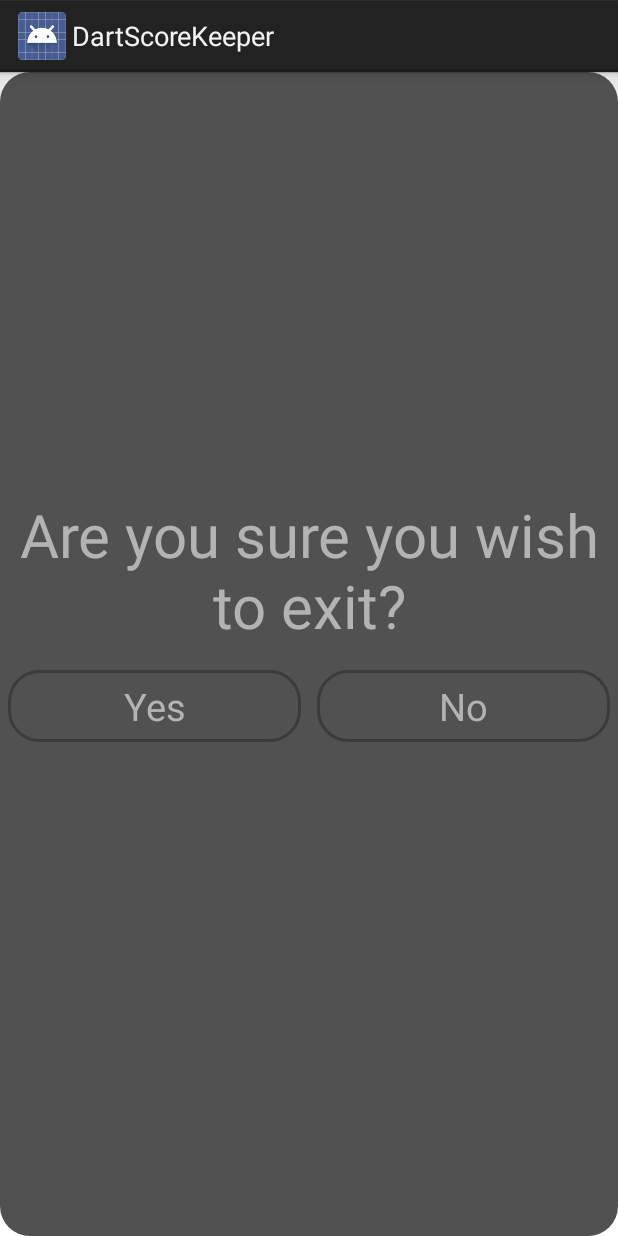
After one commit to aProperFox/DartScoreKeeper, an Android app: the layout dialog_exit.xml on its own in the app's theme, with its tools: preview values and no code run, on a phone screen of 412 x 824 dp. The commit adds this screen. Run offline under Robolectric (Android 15) with nearby library versions, the phone set to English and light mode, and no system bars.

Commit message:
-Add AutoComplete -confirm exit game -Change symbols for win states -Add haptic feedback

```diff
--- a/app/build.gradle
+++ b/app/build.gradle
@@ -8,8 +8,8 @@ android {
         applicationId "games.ride.car.dartscorekeeper"
         minSdkVersion 16
         targetSdkVersion 20
-        versionCode 4
-        versionName "1.3"
+        versionCode 5
+        versionName "1.4"
     }
     buildTypes {
         release {
--- a/app/src/main/AndroidManifest.xml
+++ b/app/src/main/AndroidManifest.xml
@@ -1,6 +1,7 @@
 <?xml version="1.0" encoding="utf-8"?>
 <manifest xmlns:android="http://schemas.android.com/apk/res/android"
     package="games.ride.car.dartscorekeeper" >
+    <uses-permission android:name="android.permission.VIBRATE"/>
 
     <application
         android:allowBackup="true"
--- /dev/null
+++ b/app/src/main/res/drawable/rounded_button.xml
@@ -0,0 +1,9 @@
+<?xml version="1.0" encoding="UTF-8"?>
+
+<shape android:shape="rectangle" xmlns:android="http://schemas.android.com/apk/res/android">
+
+    <stroke android:color="#3b3b3b" android:width="2dp" />
+
+    <corners android:radius="20dp"/>
+
+</shape>
--- /dev/null
+++ b/app/src/main/res/drawable/rounded_dialog.xml
@@ -0,0 +1,9 @@
+<?xml version="1.0" encoding="UTF-8"?>
+
+<shape android:shape="rectangle" xmlns:android="http://schemas.android.com/apk/res/android">
+
+    <solid android:color="#515151"/>
+
+    <corners android:radius="20dp"/>
+
+</shape>
--- /dev/null
+++ b/app/src/main/res/layout/dialog_exit.xml
@@ -0,0 +1,66 @@
+<?xml version="1.0" encoding="utf-8"?>
+
+<RelativeLayout xmlns:android="http://schemas.android.com/apk/res/android"
+    android:id="@+id/game_over_layout"
+    android:orientation="vertical" android:layout_width="match_parent"
+    android:layout_height="match_parent"
+    android:background="@drawable/rounded_dialog">
+
+    <View
+        android:id="@+id/center_view"
+        android:layout_width="fill_parent"
+        android:layout_height="0sp"
+        android:layout_centerVertical="true"/>
+
+    <TextView
+        android:id="@+id/game_over_text"
+        android:layout_width="match_parent"
+        android:layout_height="wrap_content"
+        android:layout_above="@id/center_view"
+        android:text="Are you sure you wish to exit?"
+        android:textColor="#b3b3b3"
+        android:textSize="40sp"
+        android:layout_centerHorizontal="true"
+        android:gravity="center"
+        android:layout_marginTop="5sp"
+        android:layout_marginBottom="5sp"/>
+
+    <LinearLayout
+        android:id="@+id/continue_buttons"
+        android:layout_width="match_parent"
+        android:layout_height="wrap_content"
+        android:layout_below="@id/center_view"
+        android:layout_marginTop="5sp"
+        android:layout_marginBottom="5sp">
+
+        <Button
+            android:id="@+id/confirm"
+            android:layout_width="0dp"
+            android:layout_height="wrap_content"
+            android:text="Yes"
+            android:layout_margin="5sp"
+            android:padding="5sp"
+            android:layout_weight="1"
+            android:onClick="onConfirm"
+            android:background="@drawable/rounded_button"
+            android:gravity="center"
+            android:textSize="25sp"
+            android:textColor="#b3b3b3"/>
+        <Button
+            android:id="@+id/decline"
+            android:layout_width="0dp"
+            android:layout_height="wrap_content"
+            android:text="No"
+            android:padding="5sp"
+            android:layout_margin="5sp"
+            android:layout_weight="1"
+            android:background="@drawable/rounded_button"
+            android:gravity="center"
+            android:onClick="onDecline"
+            android:textSize="25sp"
+            android:textColor="#b3b3b3"/>
+
+    </LinearLayout>
+
+
+</RelativeLayout>
```
Also changed, not shown: app/src/main/java/games/ride/car/dartscorekeeper/CustomizeScreen.java (+46 -5 lines), app/src/main/java/games/ride/car/dartscorekeeper/GameScreen.java (+110 -24 lines), app/src/main/res/layout/activity_customzier_screen.xml (+16 -4 lines).
